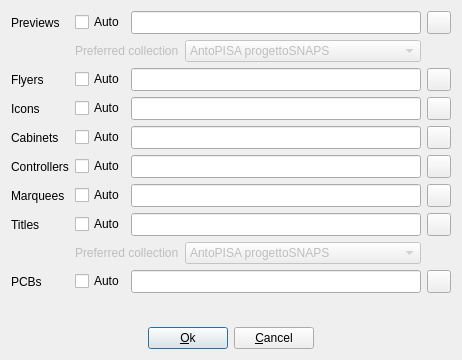
Before: the Qt Designer form mawsqdlsetup.ui in qmc2/qmc2-mame-fe, drawn with Qt 5.
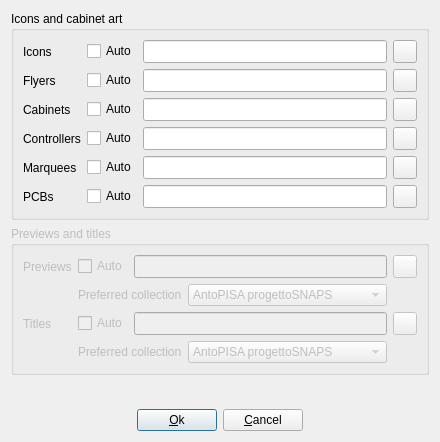
After: the same form once the commit is applied. Icons and pictures are not drawn.

```diff
--- a/mawsqdlsetup.ui
+++ b/mawsqdlsetup.ui
@@ -6,60 +6,21 @@
    <rect>
     <x>0</x>
     <y>0</y>
-    <width>462</width>
-    <height>360</height>
+    <width>440</width>
+    <height>442</height>
    </rect>
   </property>
   <property name="windowTitle">
    <string>MAWS quick download setup</string>
   </property>
-  <layout class="QGridLayout" name="gridLayout_2">
-   <item row="0" column="0">
     <layout class="QGridLayout" name="gridLayout">
      <item row="0" column="0">
-      <widget class="QLabel" name="labelPreviews">
-       <property name="sizePolicy">
-        <sizepolicy hsizetype="Maximum" vsizetype="Preferred">
-         <horstretch>0</horstretch>
-         <verstretch>0</verstretch>
-        </sizepolicy>
-       </property>
-       <property name="text">
-        <string>Previews</string>
-       </property>
-      </widget>
-     </item>
-     <item row="0" column="2" colspan="2">
-      <widget class="QLineEdit" name="lineEditPreviewDirectory">
-       <property name="sizePolicy">
-        <sizepolicy hsizetype="Expanding" vsizetype="Minimum">
-         <horstretch>0</horstretch>
-         <verstretch>0</verstretch>
-        </sizepolicy>
-       </property>
-       <property name="toolTip">
-        <string>Path to store preview images</string>
-       </property>
-      </widget>
-     </item>
-     <item row="0" column="4">
-      <widget class="QToolButton" name="toolButtonBrowsePreviewDirectory">
-       <property name="sizePolicy">
-        <sizepolicy hsizetype="Fixed" vsizetype="Minimum">
-         <horstretch>0</horstretch>
-         <verstretch>0</verstretch>
-        </sizepolicy>
-       </property>
-       <property name="toolTip">
-        <string>Browse path to store preview images</string>
-       </property>
-       <property name="icon">
-        <iconset resource="qmc2.qrc">
-         <normaloff>:/data/img/fileopen.png</normaloff>:/data/img/fileopen.png</iconset>
-       </property>
-      </widget>
-     </item>
-     <item row="2" column="0">
+    <widget class="QGroupBox" name="groupBoxIconsAndCabinetArt">
+     <property name="title">
+      <string>Icons and cabinet art</string>
+     </property>
+     <layout class="QGridLayout" name="gridLayout_3">
+      <item row="1" column="0">
       <widget class="QLabel" name="labelFlyers">
        <property name="sizePolicy">
         <sizepolicy hsizetype="Maximum" vsizetype="Preferred">
@@ -72,7 +33,23 @@
        </property>
       </widget>
      </item>
-     <item row="2" column="2" colspan="2">
+      <item row="1" column="1">
+       <widget class="QCheckBox" name="checkBoxAutoFlyers">
+        <property name="sizePolicy">
+         <sizepolicy hsizetype="Fixed" vsizetype="Fixed">
+          <horstretch>0</horstretch>
+          <verstretch>0</verstretch>
+         </sizepolicy>
+        </property>
+        <property name="toolTip">
+         <string>Automatically download flyer images</string>
+        </property>
+        <property name="text">
+         <string>Auto</string>
+        </property>
+       </widget>
+      </item>
+      <item row="1" column="2">
       <widget class="QLineEdit" name="lineEditFlyerDirectory">
        <property name="sizePolicy">
         <sizepolicy hsizetype="Expanding" vsizetype="Minimum">
@@ -85,7 +62,7 @@
        </property>
       </widget>
      </item>
-     <item row="2" column="4">
+      <item row="1" column="3">
       <widget class="QToolButton" name="toolButtonBrowseFlyerDirectory">
        <property name="sizePolicy">
         <sizepolicy hsizetype="Fixed" vsizetype="Minimum">
@@ -102,7 +79,7 @@
        </property>
       </widget>
      </item>
-     <item row="4" column="0">
+      <item row="2" column="0">
       <widget class="QLabel" name="labelCabinets">
        <property name="sizePolicy">
         <sizepolicy hsizetype="Maximum" vsizetype="Preferred">
@@ -115,7 +92,23 @@
        </property>
       </widget>
      </item>
-     <item row="4" column="2" colspan="2">
+      <item row="2" column="1">
+       <widget class="QCheckBox" name="checkBoxAutoCabinets">
+        <property name="sizePolicy">
+         <sizepolicy hsizetype="Fixed" vsizetype="Fixed">
+          <horstretch>0</horstretch>
+          <verstretch>0</verstretch>
+         </sizepolicy>
+        </property>
+        <property name="toolTip">
+         <string>Automatically download cabinet images</string>
+        </property>
+        <property name="text">
+         <string>Auto</string>
+        </property>
+       </widget>
+      </item>
+      <item row="2" column="2">
       <widget class="QLineEdit" name="lineEditCabinetDirectory">
        <property name="sizePolicy">
         <sizepolicy hsizetype="Expanding" vsizetype="Minimum">
@@ -128,7 +121,7 @@
        </property>
       </widget>
      </item>
-     <item row="4" column="4">
+      <item row="2" column="3">
       <widget class="QToolButton" name="toolButtonBrowseCabinetDirectory">
        <property name="sizePolicy">
         <sizepolicy hsizetype="Fixed" vsizetype="Minimum">
@@ -145,7 +138,7 @@
        </property>
       </widget>
      </item>
-     <item row="5" column="0">
+      <item row="3" column="0">
       <widget class="QLabel" name="labelControllers">
        <property name="sizePolicy">
         <sizepolicy hsizetype="Maximum" vsizetype="Preferred">
@@ -158,7 +151,23 @@
        </property>
       </widget>
      </item>
-     <item row="5" column="2" colspan="2">
+      <item row="3" column="1">
+       <widget class="QCheckBox" name="checkBoxAutoControllers">
+        <property name="sizePolicy">
+         <sizepolicy hsizetype="Fixed" vsizetype="Fixed">
+          <horstretch>0</horstretch>
+          <verstretch>0</verstretch>
+         </sizepolicy>
+        </property>
+        <property name="toolTip">
+         <string>Automatically download controller images</string>
+        </property>
+        <property name="text">
+         <string>Auto</string>
+        </property>
+       </widget>
+      </item>
+      <item row="3" column="2">
       <widget class="QLineEdit" name="lineEditControllerDirectory">
        <property name="sizePolicy">
         <sizepolicy hsizetype="Expanding" vsizetype="Minimum">
@@ -171,7 +180,7 @@
        </property>
       </widget>
      </item>
-     <item row="5" column="4">
+      <item row="3" column="3">
       <widget class="QToolButton" name="toolButtonBrowseControllerDirectory">
        <property name="sizePolicy">
         <sizepolicy hsizetype="Fixed" vsizetype="Minimum">
@@ -188,7 +197,7 @@
        </property>
       </widget>
      </item>
-     <item row="6" column="0">
+      <item row="4" column="0">
       <widget class="QLabel" name="labelMarquees">
        <property name="sizePolicy">
         <sizepolicy hsizetype="Maximum" vsizetype="Preferred">
@@ -201,7 +210,23 @@
        </property>
       </widget>
      </item>
-     <item row="6" column="2" colspan="2">
+      <item row="4" column="1">
+       <widget class="QCheckBox" name="checkBoxAutoMarquees">
+        <property name="sizePolicy">
+         <sizepolicy hsizetype="Fixed" vsizetype="Fixed">
+          <horstretch>0</horstretch>
+          <verstretch>0</verstretch>
+         </sizepolicy>
+        </property>
+        <property name="toolTip">
+         <string>Automatically download marquee images</string>
+        </property>
+        <property name="text">
+         <string>Auto</string>
+        </property>
+       </widget>
+      </item>
+      <item row="4" column="2">
       <widget class="QLineEdit" name="lineEditMarqueeDirectory">
        <property name="sizePolicy">
         <sizepolicy hsizetype="Expanding" vsizetype="Minimum">
@@ -214,7 +239,7 @@
        </property>
       </widget>
      </item>
-     <item row="6" column="4">
+      <item row="4" column="3">
       <widget class="QToolButton" name="toolButtonBrowseMarqueeDirectory">
        <property name="sizePolicy">
         <sizepolicy hsizetype="Fixed" vsizetype="Minimum">
@@ -231,50 +256,7 @@
        </property>
       </widget>
      </item>
-     <item row="7" column="0">
-      <widget class="QLabel" name="labelTitles">
-       <property name="sizePolicy">
-        <sizepolicy hsizetype="Maximum" vsizetype="Preferred">
-         <horstretch>0</horstretch>
-         <verstretch>0</verstretch>
-        </sizepolicy>
-       </property>
-       <property name="text">
-        <string>Titles</string>
-       </property>
-      </widget>
-     </item>
-     <item row="7" column="2" colspan="2">
-      <widget class="QLineEdit" name="lineEditTitleDirectory">
-       <property name="sizePolicy">
-        <sizepolicy hsizetype="Expanding" vsizetype="Minimum">
-         <horstretch>0</horstretch>
-         <verstretch>0</verstretch>
-        </sizepolicy>
-       </property>
-       <property name="toolTip">
-        <string>Path to store title images</string>
-       </property>
-      </widget>
-     </item>
-     <item row="7" column="4">
-      <widget class="QToolButton" name="toolButtonBrowseTitleDirectory">
-       <property name="sizePolicy">
-        <sizepolicy hsizetype="Fixed" vsizetype="Minimum">
-         <horstretch>0</horstretch>
-         <verstretch>0</verstretch>
-        </sizepolicy>
-       </property>
-       <property name="toolTip">
-        <string>Browse path to store title images</string>
-       </property>
-       <property name="icon">
-        <iconset resource="qmc2.qrc">
-         <normaloff>:/data/img/fileopen.png</normaloff>:/data/img/fileopen.png</iconset>
-       </property>
-      </widget>
-     </item>
-     <item row="9" column="0">
+      <item row="5" column="0">
       <widget class="QLabel" name="labelPCBs">
        <property name="sizePolicy">
         <sizepolicy hsizetype="Maximum" vsizetype="Preferred">
@@ -287,7 +269,23 @@
        </property>
       </widget>
      </item>
-     <item row="9" column="2" colspan="2">
+      <item row="5" column="1">
+       <widget class="QCheckBox" name="checkBoxAutoPCBs">
+        <property name="sizePolicy">
+         <sizepolicy hsizetype="Fixed" vsizetype="Fixed">
+          <horstretch>0</horstretch>
+          <verstretch>0</verstretch>
+         </sizepolicy>
+        </property>
+        <property name="toolTip">
+         <string>Automatically download PCB images</string>
+        </property>
+        <property name="text">
+         <string>Auto</string>
+        </property>
+       </widget>
+      </item>
+      <item row="5" column="2">
       <widget class="QLineEdit" name="lineEditPCBDirectory">
        <property name="sizePolicy">
         <sizepolicy hsizetype="Expanding" vsizetype="Minimum">
@@ -300,7 +298,7 @@
        </property>
       </widget>
      </item>
-     <item row="9" column="4">
+      <item row="5" column="3">
       <widget class="QToolButton" name="toolButtonBrowsePCBDirectory">
        <property name="sizePolicy">
         <sizepolicy hsizetype="Fixed" vsizetype="Minimum">
@@ -317,97 +315,8 @@
        </property>
       </widget>
      </item>
-     <item row="11" column="0" colspan="5">
-      <layout class="QHBoxLayout" name="horizontalLayout">
-       <item>
-        <spacer name="horizontalSpacer">
-         <property name="sizePolicy">
-          <sizepolicy hsizetype="Expanding" vsizetype="Minimum">
-           <horstretch>0</horstretch>
-           <verstretch>0</verstretch>
-          </sizepolicy>
-         </property>
-         <property name="orientation">
-          <enum>Qt::Horizontal</enum>
-         </property>
-         <property name="sizeType">
-          <enum>QSizePolicy::Expanding</enum>
-         </property>
-         <property name="sizeHint" stdset="0">
-          <size>
-           <width>130</width>
-           <height>20</height>
-          </size>
-         </property>
-        </spacer>
-       </item>
-       <item>
-        <widget class="QPushButton" name="pushButtonOk">
-         <property name="toolTip">
-          <string>Apply MAWS quick download setup and close dialog</string>
-         </property>
-         <property name="text">
-          <string>&amp;Ok</string>
-         </property>
-         <property name="icon">
-          <iconset resource="qmc2.qrc">
-           <normaloff>:/data/img/yes.png</normaloff>:/data/img/yes.png</iconset>
-         </property>
-        </widget>
-       </item>
-       <item>
-        <widget class="QPushButton" name="pushButtonCancel">
-         <property name="toolTip">
-          <string>Cancel MAWS quick download setup and close dialog</string>
-         </property>
-         <property name="text">
-          <string>&amp;Cancel</string>
-         </property>
-         <property name="icon">
-          <iconset resource="qmc2.qrc">
-           <normaloff>:/data/img/no.png</normaloff>:/data/img/no.png</iconset>
-         </property>
-        </widget>
-       </item>
-       <item>
-        <spacer name="horizontalSpacer_2">
-         <property name="sizePolicy">
-          <sizepolicy hsizetype="Expanding" vsizetype="Minimum">
-           <horstretch>0</horstretch>
-           <verstretch>0</verstretch>
-          </sizepolicy>
-         </property>
-         <property name="orientation">
-          <enum>Qt::Horizontal</enum>
-         </property>
-         <property name="sizeType">
-          <enum>QSizePolicy::Expanding</enum>
-         </property>
-         <property name="sizeHint" stdset="0">
-          <size>
-           <width>130</width>
-           <height>20</height>
-          </size>
-         </property>
-        </spacer>
-       </item>
-      </layout>
-     </item>
-     <item row="10" column="0" colspan="5">
-      <spacer name="verticalSpacer">
-       <property name="orientation">
-        <enum>Qt::Vertical</enum>
-       </property>
-       <property name="sizeHint" stdset="0">
-        <size>
-         <width>20</width>
-         <height>0</height>
-        </size>
-       </property>
-      </spacer>
-     </item>
      <item row="0" column="1">
-      <widget class="QCheckBox" name="checkBoxAutoPreviews">
+       <widget class="QCheckBox" name="checkBoxAutoIcons">
        <property name="sizePolicy">
         <sizepolicy hsizetype="Fixed" vsizetype="Fixed">
          <horstretch>0</horstretch>
@@ -422,116 +331,7 @@
        </property>
       </widget>
      </item>
-     <item row="2" column="1">
-      <widget class="QCheckBox" name="checkBoxAutoFlyers">
-       <property name="sizePolicy">
-        <sizepolicy hsizetype="Fixed" vsizetype="Fixed">
-         <horstretch>0</horstretch>
-         <verstretch>0</verstretch>
-        </sizepolicy>
-       </property>
-       <property name="toolTip">
-        <string>Automatically download flyer images</string>
-       </property>
-       <property name="text">
-        <string>Auto</string>
-       </property>
-      </widget>
-     </item>
-     <item row="4" column="1">
-      <widget class="QCheckBox" name="checkBoxAutoCabinets">
-       <property name="sizePolicy">
-        <sizepolicy hsizetype="Fixed" vsizetype="Fixed">
-         <horstretch>0</horstretch>
-         <verstretch>0</verstretch>
-        </sizepolicy>
-       </property>
-       <property name="toolTip">
-        <string>Automatically download cabinet images</string>
-       </property>
-       <property name="text">
-        <string>Auto</string>
-       </property>
-      </widget>
-     </item>
-     <item row="5" column="1">
-      <widget class="QCheckBox" name="checkBoxAutoControllers">
-       <property name="sizePolicy">
-        <sizepolicy hsizetype="Fixed" vsizetype="Fixed">
-         <horstretch>0</horstretch>
-         <verstretch>0</verstretch>
-        </sizepolicy>
-       </property>
-       <property name="toolTip">
-        <string>Automatically download controller images</string>
-       </property>
-       <property name="text">
-        <string>Auto</string>
-       </property>
-      </widget>
-     </item>
-     <item row="6" column="1">
-      <widget class="QCheckBox" name="checkBoxAutoMarquees">
-       <property name="sizePolicy">
-        <sizepolicy hsizetype="Fixed" vsizetype="Fixed">
-         <horstretch>0</horstretch>
-         <verstretch>0</verstretch>
-        </sizepolicy>
-       </property>
-       <property name="toolTip">
-        <string>Automatically download marquee images</string>
-       </property>
-       <property name="text">
-        <string>Auto</string>
-       </property>
-      </widget>
-     </item>
-     <item row="7" column="1">
-      <widget class="QCheckBox" name="checkBoxAutoTitles">
-       <property name="sizePolicy">
-        <sizepolicy hsizetype="Fixed" vsizetype="Fixed">
-         <horstretch>0</horstretch>
-         <verstretch>0</verstretch>
-        </sizepolicy>
-       </property>
-       <property name="toolTip">
-        <string>Automatically download title images</string>
-       </property>
-       <property name="text">
-        <string>Auto</string>
-       </property>
-      </widget>
-     </item>
-     <item row="9" column="1">
-      <widget class="QCheckBox" name="checkBoxAutoPCBs">
-       <property name="sizePolicy">
-        <sizepolicy hsizetype="Fixed" vsizetype="Fixed">
-         <horstretch>0</horstretch>
-         <verstretch>0</verstretch>
-        </sizepolicy>
-       </property>
-       <property name="toolTip">
-        <string>Automatically download PCB images</string>
-       </property>
-       <property name="text">
-        <string>Auto</string>
-       </property>
-      </widget>
-     </item>
-     <item row="3" column="0">
-      <widget class="QLabel" name="labelIcons">
-       <property name="sizePolicy">
-        <sizepolicy hsizetype="Maximum" vsizetype="Preferred">
-         <horstretch>0</horstretch>
-         <verstretch>0</verstretch>
-        </sizepolicy>
-       </property>
-       <property name="text">
-        <string>Icons</string>
-       </property>
-      </widget>
-     </item>
-     <item row="3" column="2" colspan="2">
+      <item row="0" column="2">
       <widget class="QLineEdit" name="lineEditIconDirectory">
        <property name="sizePolicy">
         <sizepolicy hsizetype="Expanding" vsizetype="Minimum">
@@ -544,7 +344,7 @@
        </property>
       </widget>
      </item>
-     <item row="3" column="4">
+      <item row="0" column="3">
       <widget class="QToolButton" name="toolButtonBrowseIconDirectory">
        <property name="sizePolicy">
         <sizepolicy hsizetype="Fixed" vsizetype="Minimum">
@@ -561,8 +361,46 @@
        </property>
       </widget>
      </item>
-     <item row="3" column="1">
-      <widget class="QCheckBox" name="checkBoxAutoIcons">
+      <item row="0" column="0">
+       <widget class="QLabel" name="labelIcons">
+        <property name="sizePolicy">
+         <sizepolicy hsizetype="Maximum" vsizetype="Preferred">
+          <horstretch>0</horstretch>
+          <verstretch>0</verstretch>
+         </sizepolicy>
+        </property>
+        <property name="text">
+         <string>Icons</string>
+        </property>
+       </widget>
+      </item>
+     </layout>
+    </widget>
+   </item>
+   <item row="1" column="0">
+    <widget class="QGroupBox" name="groupBoxPreviewsAndTitles">
+     <property name="enabled">
+      <bool>false</bool>
+     </property>
+     <property name="title">
+      <string>Previews and titles</string>
+     </property>
+     <layout class="QGridLayout" name="gridLayout_2">
+      <item row="0" column="0">
+       <widget class="QLabel" name="labelPreviews">
+        <property name="sizePolicy">
+         <sizepolicy hsizetype="Maximum" vsizetype="Preferred">
+          <horstretch>0</horstretch>
+          <verstretch>0</verstretch>
+         </sizepolicy>
+        </property>
+        <property name="text">
+         <string>Previews</string>
+        </property>
+       </widget>
+      </item>
+      <item row="0" column="1">
+       <widget class="QCheckBox" name="checkBoxAutoPreviews">
        <property name="sizePolicy">
         <sizepolicy hsizetype="Fixed" vsizetype="Fixed">
          <horstretch>0</horstretch>
@@ -577,7 +415,37 @@
        </property>
       </widget>
      </item>
-     <item row="1" column="1" colspan="3">
+      <item row="0" column="2">
+       <widget class="QLineEdit" name="lineEditPreviewDirectory">
+        <property name="sizePolicy">
+         <sizepolicy hsizetype="Expanding" vsizetype="Minimum">
+          <horstretch>0</horstretch>
+          <verstretch>0</verstretch>
+         </sizepolicy>
+        </property>
+        <property name="toolTip">
+         <string>Path to store preview images</string>
+        </property>
+       </widget>
+      </item>
+      <item row="0" column="3">
+       <widget class="QToolButton" name="toolButtonBrowsePreviewDirectory">
+        <property name="sizePolicy">
+         <sizepolicy hsizetype="Fixed" vsizetype="Minimum">
+          <horstretch>0</horstretch>
+          <verstretch>0</verstretch>
+         </sizepolicy>
+        </property>
+        <property name="toolTip">
+         <string>Browse path to store preview images</string>
+        </property>
+        <property name="icon">
+         <iconset resource="qmc2.qrc">
+          <normaloff>:/data/img/fileopen.png</normaloff>:/data/img/fileopen.png</iconset>
+        </property>
+       </widget>
+      </item>
+      <item row="1" column="1" colspan="2">
       <layout class="QHBoxLayout" name="horizontalLayout_2">
        <item>
         <widget class="QLabel" name="labelPreferredPreviewCollection">
@@ -627,7 +495,66 @@
        </item>
       </layout>
      </item>
-     <item row="8" column="1" colspan="3">
+      <item row="2" column="0">
+       <widget class="QLabel" name="labelTitles">
+        <property name="sizePolicy">
+         <sizepolicy hsizetype="Maximum" vsizetype="Preferred">
+          <horstretch>0</horstretch>
+          <verstretch>0</verstretch>
+         </sizepolicy>
+        </property>
+        <property name="text">
+         <string>Titles</string>
+        </property>
+       </widget>
+      </item>
+      <item row="2" column="1">
+       <widget class="QCheckBox" name="checkBoxAutoTitles">
+        <property name="sizePolicy">
+         <sizepolicy hsizetype="Fixed" vsizetype="Fixed">
+          <horstretch>0</horstretch>
+          <verstretch>0</verstretch>
+         </sizepolicy>
+        </property>
+        <property name="toolTip">
+         <string>Automatically download title images</string>
+        </property>
+        <property name="text">
+         <string>Auto</string>
+        </property>
+       </widget>
+      </item>
+      <item row="2" column="2">
+       <widget class="QLineEdit" name="lineEditTitleDirectory">
+        <property name="sizePolicy">
+         <sizepolicy hsizetype="Expanding" vsizetype="Minimum">
+          <horstretch>0</horstretch>
+          <verstretch>0</verstretch>
+         </sizepolicy>
+        </property>
+        <property name="toolTip">
+         <string>Path to store title images</string>
+        </property>
+       </widget>
+      </item>
+      <item row="2" column="3">
+       <widget class="QToolButton" name="toolButtonBrowseTitleDirectory">
+        <property name="sizePolicy">
+         <sizepolicy hsizetype="Fixed" vsizetype="Minimum">
+          <horstretch>0</horstretch>
+          <verstretch>0</verstretch>
+         </sizepolicy>
+        </property>
+        <property name="toolTip">
+         <string>Browse path to store title images</string>
+        </property>
+        <property name="icon">
+         <iconset resource="qmc2.qrc">
+          <normaloff>:/data/img/fileopen.png</normaloff>:/data/img/fileopen.png</iconset>
+        </property>
+       </widget>
+      </item>
+      <item row="3" column="1" colspan="2">
       <layout class="QHBoxLayout" name="horizontalLayout_3">
        <item>
         <widget class="QLabel" name="labelPreferredTitleCollection">
@@ -668,6 +595,96 @@
       </layout>
      </item>
     </layout>
+    </widget>
+   </item>
+   <item row="3" column="0">
+    <layout class="QHBoxLayout" name="horizontalLayout">
+     <item>
+      <spacer name="horizontalSpacer1">
+       <property name="sizePolicy">
+        <sizepolicy hsizetype="Expanding" vsizetype="Minimum">
+         <horstretch>0</horstretch>
+         <verstretch>0</verstretch>
+        </sizepolicy>
+       </property>
+       <property name="orientation">
+        <enum>Qt::Horizontal</enum>
+       </property>
+       <property name="sizeType">
+        <enum>QSizePolicy::Expanding</enum>
+       </property>
+       <property name="sizeHint" stdset="0">
+        <size>
+         <width>120</width>
+         <height>0</height>
+        </size>
+       </property>
+      </spacer>
+     </item>
+     <item>
+      <widget class="QPushButton" name="pushButtonOk">
+       <property name="toolTip">
+        <string>Apply MAWS quick download setup and close dialog</string>
+       </property>
+       <property name="text">
+        <string>&amp;Ok</string>
+       </property>
+       <property name="icon">
+        <iconset resource="qmc2.qrc">
+         <normaloff>:/data/img/yes.png</normaloff>:/data/img/yes.png</iconset>
+       </property>
+      </widget>
+     </item>
+     <item>
+      <widget class="QPushButton" name="pushButtonCancel">
+       <property name="toolTip">
+        <string>Cancel MAWS quick download setup and close dialog</string>
+       </property>
+       <property name="text">
+        <string>&amp;Cancel</string>
+       </property>
+       <property name="icon">
+        <iconset resource="qmc2.qrc">
+         <normaloff>:/data/img/no.png</normaloff>:/data/img/no.png</iconset>
+       </property>
+      </widget>
+     </item>
+     <item>
+      <spacer name="horizontalSpacer2">
+       <property name="sizePolicy">
+        <sizepolicy hsizetype="Expanding" vsizetype="Minimum">
+         <horstretch>0</horstretch>
+         <verstretch>0</verstretch>
+        </sizepolicy>
+       </property>
+       <property name="orientation">
+        <enum>Qt::Horizontal</enum>
+       </property>
+       <property name="sizeType">
+        <enum>QSizePolicy::Expanding</enum>
+       </property>
+       <property name="sizeHint" stdset="0">
+        <size>
+         <width>120</width>
+         <height>0</height>
+        </size>
+       </property>
+      </spacer>
+     </item>
+    </layout>
+   </item>
+   <item row="2" column="0">
+    <spacer name="verticalSpacer">
+     <property name="orientation">
+      <enum>Qt::Vertical</enum>
+     </property>
+     <property name="sizeHint" stdset="0">
+      <size>
+       <width>0</width>
+       <height>0</height>
+      </size>
+     </property>
+    </spacer>
    </item>
   </layout>
  </widget>
```
Left out of the diff: 24 changed lines with no effect on the pictures. Lines whose indentation alone changed are shown as unchanged.
